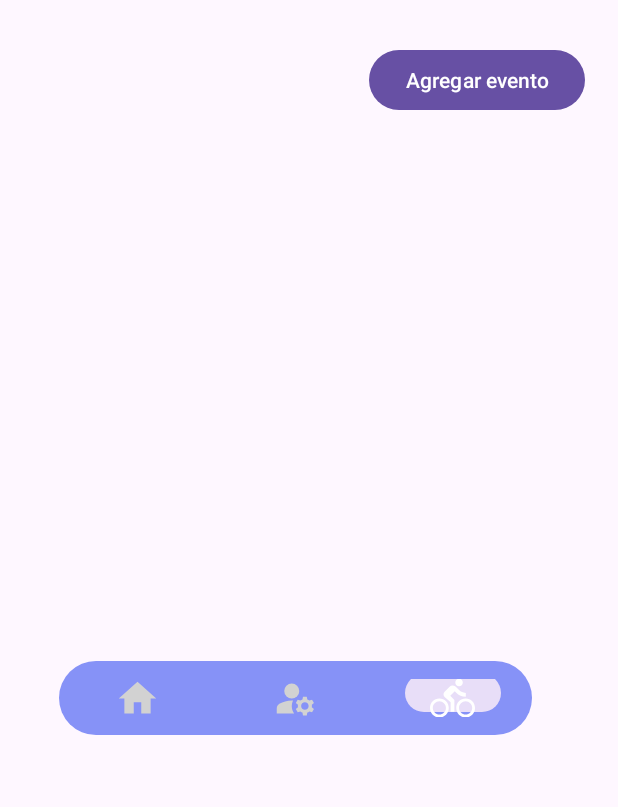
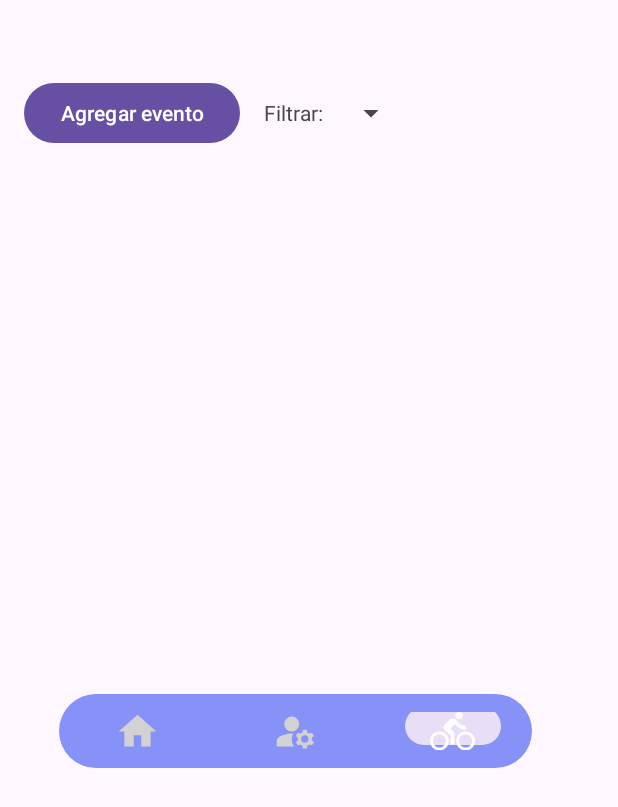
Before and after one commit to ezequiel2502/pruebapfrideon, an Android app: the ListaEventos screen opened directly, with no data from a screen before it, on a phone screen of 412 x 824 dp. Shown: the top 807 px of the screen. Run offline under Robolectric (Android 15) with nearby library versions, the phone set to English and light mode, and no system bars; our stand-ins replace Firebase (no records; nobody signed in at launch, a user with empty details on screens opened directly).

Commit message:
agrego layout en la lista de eventos para un filtro

```diff
--- a/app/src/main/res/layout/activity_lista_eventos.xml
+++ b/app/src/main/res/layout/activity_lista_eventos.xml
@@ -5,21 +5,41 @@
     xmlns:app="http://schemas.android.com/apk/res-auto"
     android:padding="16dp">
 
-    <Button
-        android:id="@+id/btnAgregarEvento"
-        android:layout_width="wrap_content"
+    <LinearLayout
+        android:id="@+id/llAgregarEvento"
+        android:layout_width="match_parent"
         android:layout_height="wrap_content"
+        android:orientation="horizontal"
         android:layout_alignParentTop="true"
         android:layout_alignParentEnd="true"
-        android:layout_marginTop="13dp"
-        android:layout_marginEnd="6dp"
-        android:text="Agregar evento" />
+        android:layout_marginTop="35dp">
+
+        <Button
+            android:id="@+id/btnAgregarEvento"
+            android:layout_width="wrap_content"
+            android:layout_height="wrap_content"
+            android:text="Agregar evento" />
+
+        <TextView
+            android:layout_width="wrap_content"
+            android:layout_height="wrap_content"
+            android:text="Filtrar:"
+            android:layout_marginStart="16dp"
+            android:layout_gravity="center_vertical"/>
+
+        <Spinner
+            android:id="@+id/spnFiltro"
+            android:layout_width="wrap_content"
+            android:layout_height="wrap_content"
+            android:layout_gravity="center_vertical"
+            android:layout_marginStart="8dp"/>
+    </LinearLayout>
 
     <androidx.recyclerview.widget.RecyclerView
         android:id="@+id/recyclerViewEventos"
         android:layout_width="match_parent"
         android:layout_height="wrap_content"
-        android:layout_below="@+id/btnAgregarEvento"
+        android:layout_below="@+id/llAgregarEvento"
         android:layout_marginTop="42dp">
 
     </androidx.recyclerview.widget.RecyclerView>
```
